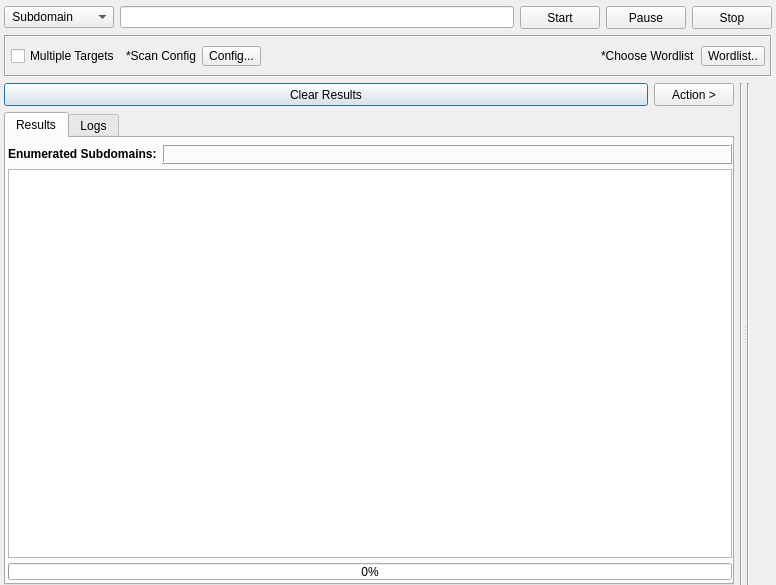
Above: gui/src/engines/brute/Brute.ui from 3nock/OTE before the change. Below: the same form after it.
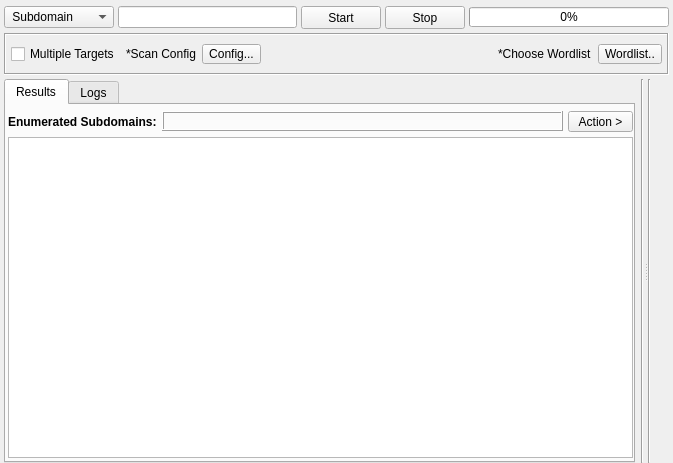
That is the form after the change. Custom widgets are drawn as their Qt base class.

```diff
--- a/gui/src/engines/brute/Brute.ui
+++ b/gui/src/engines/brute/Brute.ui
@@ -6,8 +6,8 @@
    <rect>
     <x>0</x>
     <y>0</y>
-    <width>776</width>
-    <height>585</height>
+    <width>673</width>
+    <height>463</height>
    </rect>
   </property>
   <property name="windowTitle">
@@ -17,6 +17,9 @@
    <string notr="true"/>
   </property>
   <layout class="QVBoxLayout" name="verticalLayout_2">
+   <property name="spacing">
+    <number>4</number>
+   </property>
    <property name="leftMargin">
     <number>4</number>
    </property>
@@ -107,28 +110,6 @@
        </property>
       </widget>
      </item>
-     <item>
-      <widget class="QPushButton" name="buttonPause">
-       <property name="sizePolicy">
-        <sizepolicy hsizetype="Fixed" vsizetype="Fixed">
-         <horstretch>0</horstretch>
-         <verstretch>0</verstretch>
-        </sizepolicy>
-       </property>
-       <property name="minimumSize">
-        <size>
-         <width>75</width>
-         <height>23</height>
-        </size>
-       </property>
-       <property name="styleSheet">
-        <string notr="true"/>
-       </property>
-       <property name="text">
-        <string>Pause</string>
-       </property>
-      </widget>
-     </item>
      <item>
       <widget class="QPushButton" name="buttonStop">
        <property name="sizePolicy">
@@ -151,6 +132,28 @@
        </property>
       </widget>
      </item>
+     <item>
+      <widget class="QProgressBar" name="progressBar">
+       <property name="minimumSize">
+        <size>
+         <width>200</width>
+         <height>20</height>
+        </size>
+       </property>
+       <property name="maximumSize">
+        <size>
+         <width>200</width>
+         <height>20</height>
+        </size>
+       </property>
+       <property name="styleSheet">
+        <string notr="true"/>
+       </property>
+       <property name="value">
+        <number>0</number>
+       </property>
+      </widget>
+     </item>
     </layout>
    </item>
    <item>
@@ -266,75 +269,8 @@
      <property name="orientation">
       <enum>Qt::Horizontal</enum>
      </property>
-     <widget class="QWidget" name="layoutWidget1">
-      <layout class="QHBoxLayout" name="horizontalLayout_17">
-       <item>
-        <layout class="QVBoxLayout" name="verticalLayout_6">
-         <property name="spacing">
-          <number>6</number>
-         </property>
-         <item>
-          <layout class="QHBoxLayout" name="horizontalLayout_18">
-           <item>
-            <widget class="QPushButton" name="buttonClearResults">
-             <property name="minimumSize">
-              <size>
-               <width>0</width>
-               <height>23</height>
-              </size>
-             </property>
-             <property name="font">
-              <font>
-               <family>MS Shell Dlg 2</family>
-              </font>
-             </property>
-             <property name="focusPolicy">
-              <enum>Qt::StrongFocus</enum>
-             </property>
-             <property name="acceptDrops">
-              <bool>false</bool>
-             </property>
-             <property name="styleSheet">
-              <string notr="true"/>
-             </property>
-             <property name="text">
-              <string>Clear Results</string>
-             </property>
-             <property name="default">
-              <bool>true</bool>
-             </property>
-            </widget>
-           </item>
-           <item>
-            <widget class="QPushButton" name="buttonAction">
-             <property name="sizePolicy">
-              <sizepolicy hsizetype="Fixed" vsizetype="Fixed">
-               <horstretch>0</horstretch>
-               <verstretch>0</verstretch>
-              </sizepolicy>
-             </property>
-             <property name="minimumSize">
-              <size>
-               <width>75</width>
-               <height>23</height>
-              </size>
-             </property>
-             <property name="font">
-              <font>
-               <weight>50</weight>
-               <bold>false</bold>
-              </font>
-             </property>
-             <property name="styleSheet">
-              <string notr="true"/>
-             </property>
-             <property name="text">
-              <string>Action &gt;</string>
-             </property>
-            </widget>
-           </item>
-          </layout>
-         </item>
+     <widget class="QWidget" name="">
+      <layout class="QHBoxLayout" name="horizontalLayout_3">
          <item>
           <widget class="QTabWidget" name="tabWidgetResults">
            <property name="styleSheet">
@@ -427,6 +363,34 @@
                  </property>
                 </widget>
                </item>
+             <item>
+              <widget class="QToolButton" name="buttonAction">
+               <property name="sizePolicy">
+                <sizepolicy hsizetype="Fixed" vsizetype="Fixed">
+                 <horstretch>0</horstretch>
+                 <verstretch>0</verstretch>
+                </sizepolicy>
+               </property>
+               <property name="minimumSize">
+                <size>
+                 <width>65</width>
+                 <height>20</height>
+                </size>
+               </property>
+               <property name="font">
+                <font>
+                 <weight>50</weight>
+                 <bold>false</bold>
+                </font>
+               </property>
+               <property name="styleSheet">
+                <string notr="true"/>
+               </property>
+               <property name="text">
+                <string>Action &gt;</string>
+               </property>
+              </widget>
+             </item>
               </layout>
              </item>
              <item>
@@ -511,28 +475,6 @@
                </attribute>
               </widget>
              </item>
-             <item>
-              <widget class="QProgressBar" name="progressBar">
-               <property name="minimumSize">
-                <size>
-                 <width>0</width>
-                 <height>17</height>
-                </size>
-               </property>
-               <property name="maximumSize">
-                <size>
-                 <width>16777215</width>
-                 <height>17</height>
-                </size>
-               </property>
-               <property name="styleSheet">
-                <string notr="true"/>
-               </property>
-               <property name="value">
-                <number>0</number>
-               </property>
-              </widget>
-             </item>
             </layout>
            </widget>
            <widget class="QWidget" name="tabLogs">
@@ -574,8 +516,6 @@
             </layout>
            </widget>
           </widget>
-         </item>
-        </layout>
        </item>
        <item>
         <widget class="Line" name="line_2">
```
Lines whose indentation alone changed are shown as unchanged.
